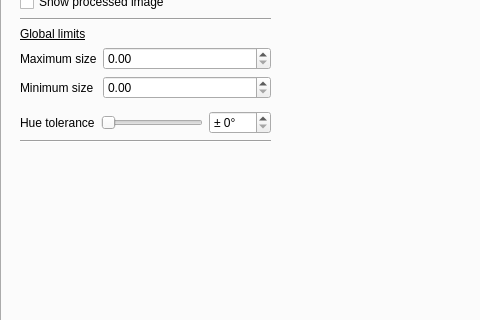
The window that gui/configwindow.ui (fgu-cas/kachna-tracker) describes before a commit, drawn with Qt 5; both pictures show x 0 to 480 and y 147 to 467 of the 900 by 600 pixel window.
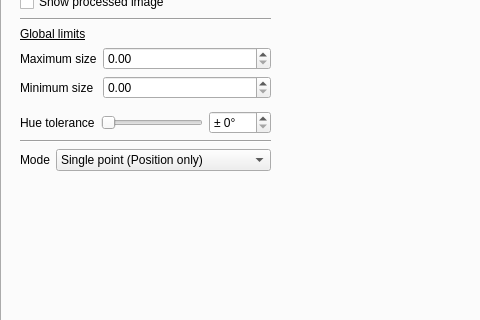
The same window after the commit. The open tabs and pages were chosen to show the change. Icons and pictures are not drawn. Custom widgets are drawn as their Qt base class.

Commit message: add single color point tracking mode

```diff
--- a/gui/configwindow.ui
+++ b/gui/configwindow.ui
@@ -1056,7 +1056,7 @@
          </layout>
         </widget>
         <widget class="QWidget" name="page_2">
-         <layout class="QVBoxLayout" name="verticalLayout_7" stretch="0,0,0,0,0,0,0,0,1,1,1,1">
+         <layout class="QVBoxLayout" name="verticalLayout_7" stretch="0,0,0,0,0,0,0,0,0,1,1,1,1">
           <item>
            <layout class="QFormLayout" name="formLayout_5">
             <item row="0" column="0">
@@ -1224,6 +1224,31 @@
             </property>
            </widget>
           </item>
+          <item>
+           <layout class="QHBoxLayout" name="horizontalLayout_20" stretch="0,1">
+            <item>
+             <widget class="QLabel" name="label_60">
+              <property name="text">
+               <string>Mode</string>
+              </property>
+             </widget>
+            </item>
+            <item>
+             <widget class="QComboBox" name="colorModeBox">
+              <item>
+               <property name="text">
+                <string>Single point (Position only)</string>
+               </property>
+              </item>
+              <item>
+               <property name="text">
+                <string>Two point (Position + Orientation)</string>
+               </property>
+              </item>
+             </widget>
+            </item>
+           </layout>
+          </item>
           <item>
            <widget class="PointSelector" name="ratFrontSelector" native="true"/>
           </item>
```
The commit also changes 6 other files.
